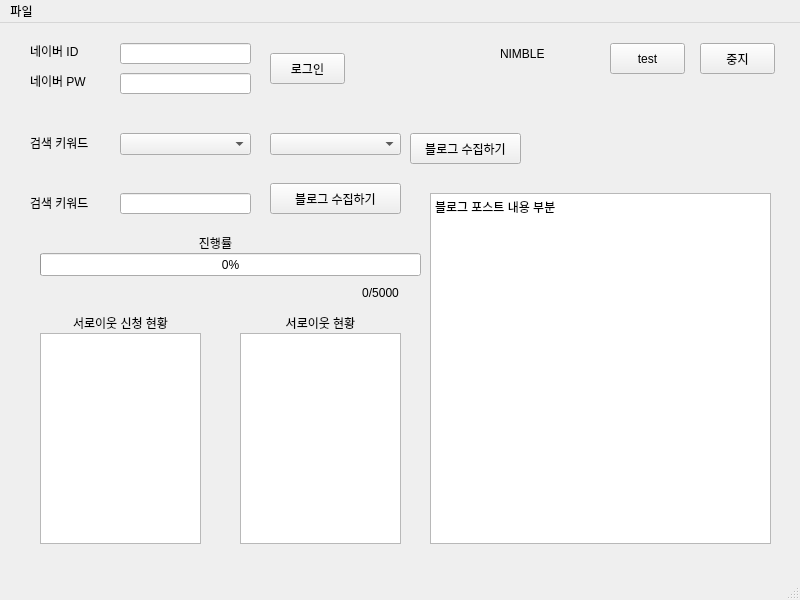
The window that TestUi.ui (jae-heo/blog-manager) describes before a commit, drawn with Qt 5.
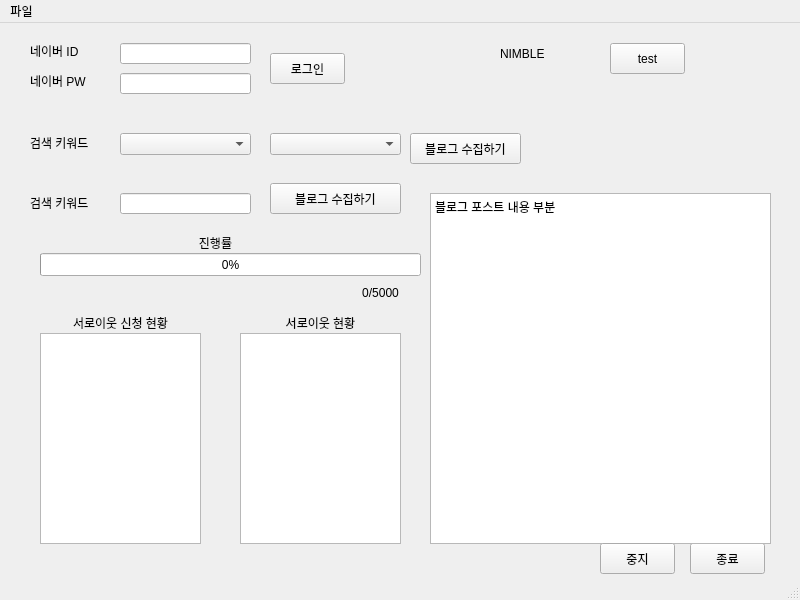
The same window after the commit.

Patch:
```diff
--- a/TestUi.ui
+++ b/TestUi.ui
@@ -42,14 +42,14 @@
    <widget class="QPushButton" name="stop_button">
     <property name="geometry">
      <rect>
-      <x>700</x>
-      <y>20</y>
+      <x>690</x>
+      <y>520</y>
       <width>75</width>
       <height>31</height>
      </rect>
     </property>
     <property name="text">
-     <string>중지</string>
+     <string>종료</string>
     </property>
    </widget>
    <widget class="QLabel" name="username_label">
@@ -327,6 +327,19 @@
      <string>test</string>
     </property>
    </widget>
+   <widget class="QPushButton" name="pause_button">
+    <property name="geometry">
+     <rect>
+      <x>600</x>
+      <y>520</y>
+      <width>75</width>
+      <height>31</height>
+     </rect>
+    </property>
+    <property name="text">
+     <string>중지</string>
+    </property>
+   </widget>
   </widget>
   <widget class="QMenuBar" name="menubar">
    <property name="geometry">
```
